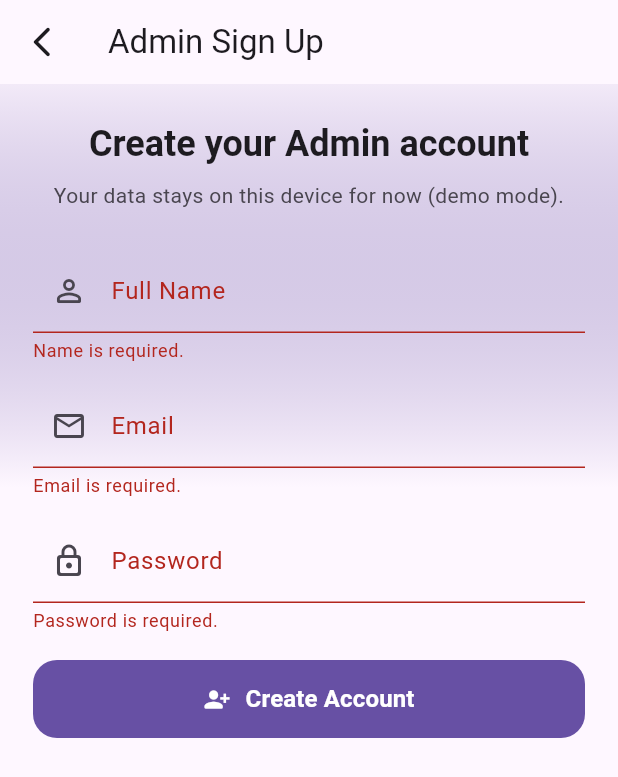
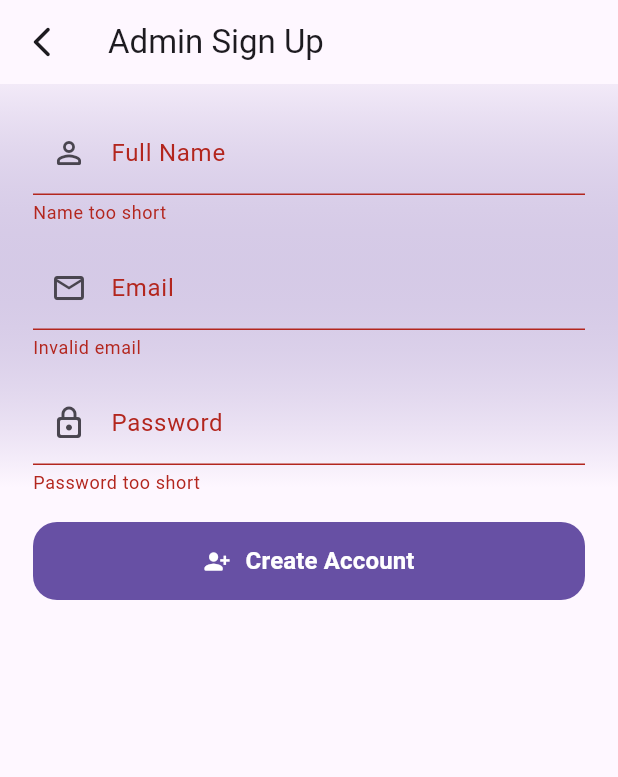
Before and after one commit to AnasKA04/FinalProject, a Flutter app: the SignUpFormScreen screen opened directly with empty values, after a tap on "Create Account", on a phone screen of 412 x 824 dp. Shown: the top 777 px of the screen. Run offline on Flutter 3.47's test engine with Material 3 defaults, Android fonts, the phone set to English and light mode, and no system bars; our stand-ins replace cloud_firestore, firebase_auth, firebase_core; accounts and stored records are empty.

Commit message:
version-Anas

```diff
--- a/lib/presentation/screens/auth/sign_up_form_screen.dart
+++ b/lib/presentation/screens/auth/sign_up_form_screen.dart
@@ -1,18 +1,17 @@
 import 'package:flutter/material.dart';
 
-import '../../../core/models/user_role.dart';
+import '../../../core/models/user_role.dart' as ui;
 import '../../../core/navigation/app_transitions.dart';
 import '../../../core/widgets/app_background.dart';
 import '../../../core/widgets/app_button.dart';
-import '../../../core/auth/auth_store.dart';
 
-import '../main/main_nav_screen.dart';
 import 'package:psycare/serviece/auth_serviece.dart';
-import '../../main/main_nav_screen.dart'; // adjust path
+import 'package:psycare/presentation/screens/main/main_nav_screen.dart';
+import '../../../models/enums.dart' as db;
 
 class SignUpFormScreen extends StatefulWidget {
   const SignUpFormScreen({super.key, required this.role});
-  final UserRole role;
+  final ui.UserRole role;
 
   @override
   State<SignUpFormScreen> createState() => _SignUpFormScreenState();
@@ -38,22 +37,23 @@ class _SignUpFormScreenState extends State<SignUpFormScreen> {
   );
 
   Future<void> _createAccount() async {
-    FocusScope.of(context).unfocus();
-
     if (!(_formKey.currentState?.validate() ?? false)) return;
 
     final auth = AuthService();
+
+    // Convert UI role -> DB role
+    final db.UserRole dbRole =
+    widget.role == ui.UserRole.therapist
+        ? db.UserRole.therapist
+        : db.UserRole.patient;
 
     try {
       await auth.signUpEmailPassword(
         email: _email.text.trim(),
         password: _password.text,
         fullName: _name.text.trim(),
-        role: widget.role, // UserRole.patient or UserRole.therapist
+        role: dbRole,
       );
-
-      // Optional: fetch name again from Firestore if you want
-      final fullName = await auth.getCurrentUserFullName();
 
       if (!mounted) return;
 
@@ -62,7 +62,7 @@ class _SignUpFormScreenState extends State<SignUpFormScreen> {
           MainNavScreen(
             isAnonymous: false,
             role: widget.role,
-            displayName: fullName ?? _name.text.trim(),
+            displayName: _name.text.trim(),
           ),
         ),
             (route) => false,
@@ -96,64 +96,27 @@ class _SignUpFormScreenState extends State<SignUpFormScreen> {
               child: Column(
                 crossAxisAlignment: CrossAxisAlignment.stretch,
                 children: [
-                  const SizedBox(height: 6),
-                  Text(
-                    "Create your $roleLabel account",
-                    textAlign: TextAlign.center,
-                    style: Theme.of(context).textTheme.headlineSmall?.copyWith(
-                      fontWeight: FontWeight.w700,
-                    ),
-                  ),
-                  const SizedBox(height: 8),
-                  Text(
-                    "Your data stays on this device for now (demo mode).",
-                    textAlign: TextAlign.center,
-                    style: TextStyle(
-                      color: Theme.of(context).colorScheme.onSurfaceVariant,
-                      fontSize: 14,
-                    ),
-                  ),
-                  const SizedBox(height: 26),
-
                   TextFormField(
                     controller: _name,
                     decoration: _dec("Full Name", Icons.person_outline_rounded),
-                    validator: (v) {
-                      final value = (v ?? "").trim();
-                      if (value.isEmpty) return "Name is required.";
-                      if (value.length < 2) return "Name is too short.";
-                      return null;
-                    },
+                    validator: (v) =>
+                    (v ?? "").length < 2 ? "Name too short" : null,
                   ),
                   const SizedBox(height: 14),
-
                   TextFormField(
                     controller: _email,
-                    keyboardType: TextInputType.emailAddress,
                     decoration: _dec("Email", Icons.email_outlined),
-                    validator: (v) {
-                      final value = (v ?? "").trim();
-                      if (value.isEmpty) return "Email is required.";
-                      if (!value.contains("@") || !value.contains(".")) {
-                        return "Enter a valid email.";
-                      }
-                      return null;
-                    },
+                    validator: (v) =>
+                    (v ?? "").contains("@") ? null : "Invalid email",
                   ),
                   const SizedBox(height: 14),
-
                   TextFormField(
                     controller: _password,
                     obscureText: true,
                     decoration: _dec("Password", Icons.lock_outline_rounded),
-                    validator: (v) {
-                      final value = (v ?? "");
-                      if (value.isEmpty) return "Password is required.";
-                      if (value.length < 6) return "Password must be at least 6 characters.";
-                      return null;
-                    },
+                    validator: (v) =>
+                    (v ?? "").length < 6 ? "Password too short" : null,
                   ),
-
                   const SizedBox(height: 18),
                   AppButton(
                     label: "Create Account",
--- a/lib/services/auth_service.dart
+++ b/lib/serviece/auth_serviece.dart
@@ -50,6 +50,12 @@ class AuthService {
         'therapiesCount': 0,
       }, SetOptions(merge: true));
     }
+    Future<String?> getCurrentUserFullName() async {
+      final u = currentUser;
+      if (u == null) return null;
+      final snap = await _db.collection('users').doc(u.uid).get();
+      return snap.data()?['fullName'] as String?;
+    }
 
     return cred;
   }
```
Also changed, not shown: lib/presentation/screens/auth/login_form_screen.dart (+29 -36 lines), lib/presentation/screens/booking/booking_slots_screen.dart (+16 -13 lines), lib/presentation/screens/booking/booking_type_screen.dart (+9 -6 lines), lib/presentation/screens/booking/therapist_list_screen.dart (+22 -9 lines), lib/presentation/screens/booking/therapist_profile_screen.dart (+19 -10 lines), lib/presentation/screens/home/patient_home_screen.dart (+11 -5 lines), lib/serviece/booking_serviece.dart (renamed from lib/services/booking_service.dart).
